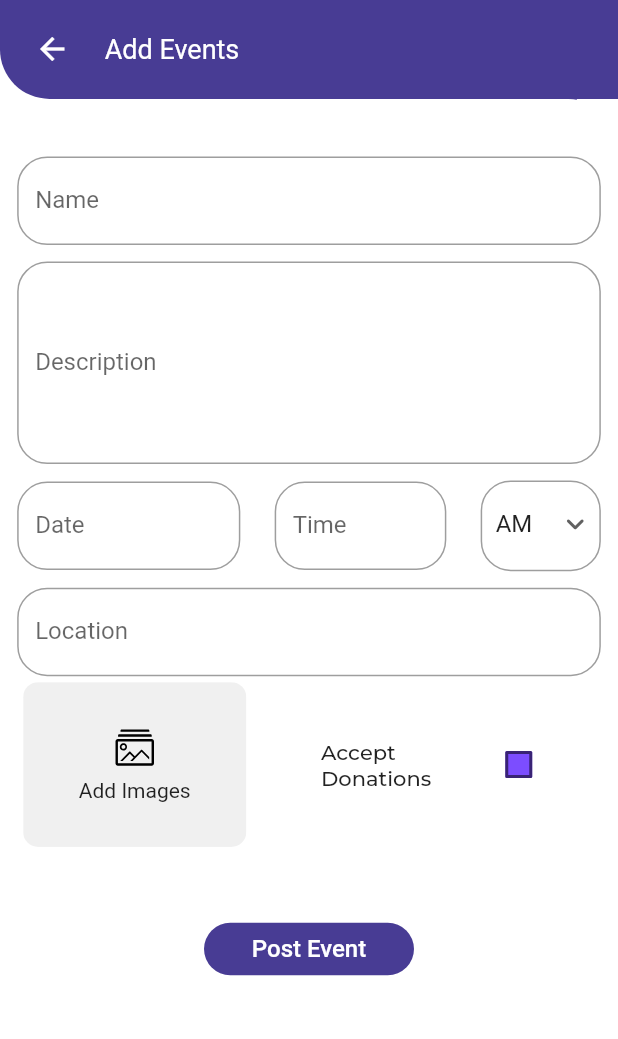
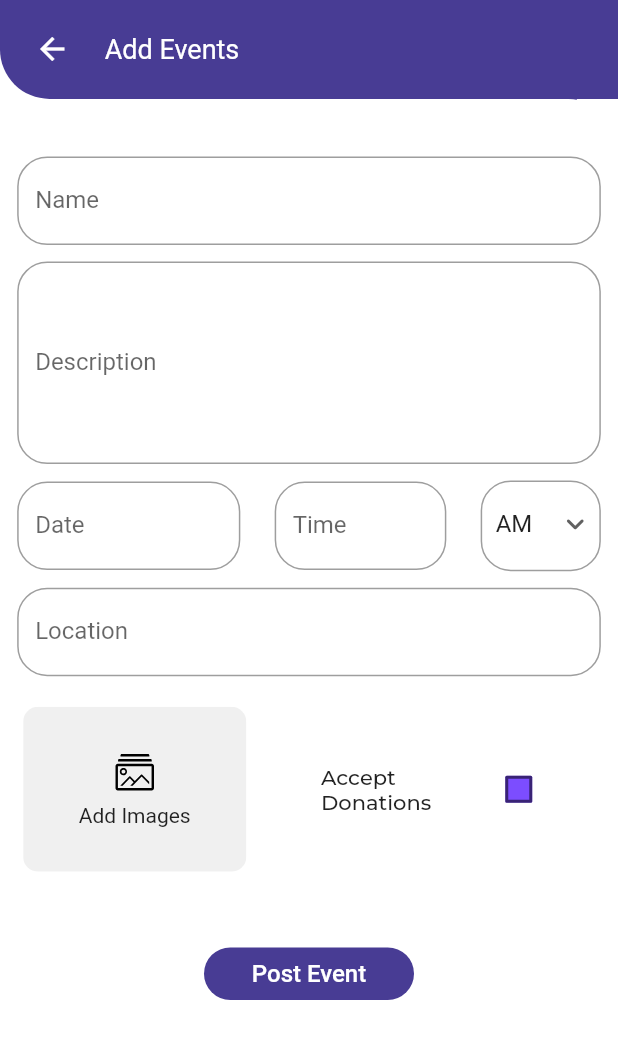
Before and after one commit to faizm55212/finsem_org, a Flutter app: the EventsScreen screen opened directly, on a phone screen of 412 x 824 dp. Shown: the top 1039 px of the screen. Run offline on Flutter 3.47's test engine with Material 2 defaults, Android fonts, the phone set to English and light mode, and no system bars; our stand-ins replace cloud_firestore, cloud_functions, firebase_auth, firebase_core, flutter_screenutil, flutter_svg and 5 more; missing offline and left inert: firebase_app_check; accounts and stored records are empty.

Commit message:
Sized box in event screen

```diff
--- a/lib/ui/screens/event_screen/event_screen.dart
+++ b/lib/ui/screens/event_screen/event_screen.dart
@@ -82,9 +82,7 @@ class _EventsScreenState extends State<EventsScreen> {
                   ),
                 ),
               ),
-              SizedBox(
-                height: 10.h,
-              ),
+              SizedBox(height: 10.h),
               SizedBox(
                 child: TextFormField(
                   controller: _eventDesc,
@@ -184,6 +182,7 @@ class _EventsScreenState extends State<EventsScreen> {
                   ),
                 ),
               ),
+              SizedBox(height: 15.h),
               Row(
                 children: [
                   file.path == ''
```
